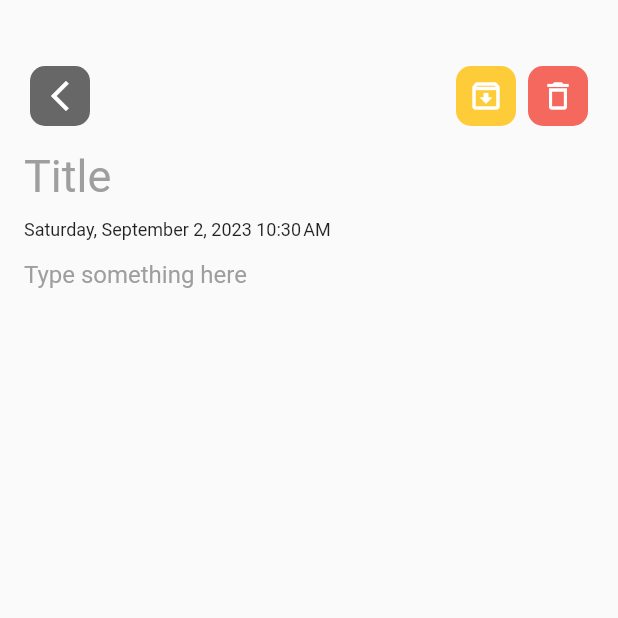
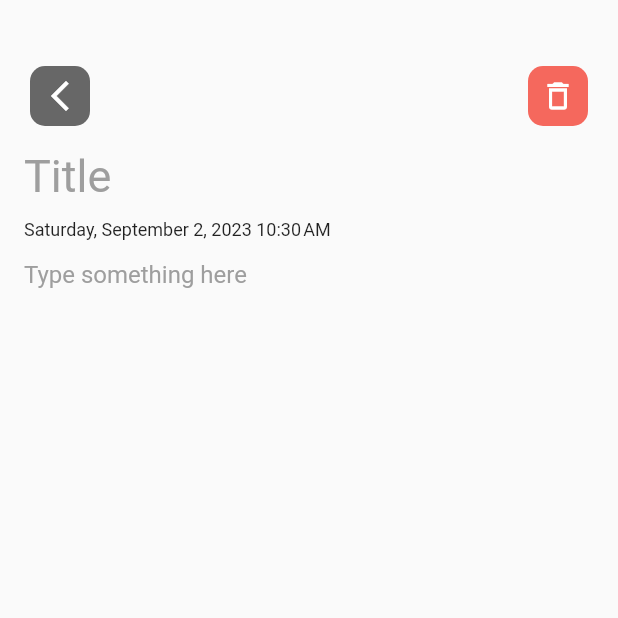
Before and after one commit to CorentinMAG/REDME, a Flutter app: the screen it shows after launch, after a tap on the "add" icon, on a phone screen of 412 x 824 dp, the top half of it. Run offline on Flutter 3.47's test engine with Material 2 defaults, Android fonts, the phone set to English and light mode, and no system bars; our stand-ins replace custom_refresh_indicator, jiffy, sqflite; accounts and stored records are empty.

Commit message:
update archive mode

```diff
--- a/lib/screens/editnote.dart
+++ b/lib/screens/editnote.dart
@@ -1,6 +1,8 @@
 import 'package:flutter/material.dart';
 import 'package:jiffy/jiffy.dart';
+import 'package:provider/provider.dart';
 import 'package:redme/models/note.dart';
+import 'package:redme/providers/note.dart';
 
 class EditNote extends StatefulWidget {
   final Note? note;
@@ -90,6 +92,7 @@ class _EditNoteState extends State<EditNote> {
 
   @override
   Widget build(BuildContext context) {
+    final noteProvider = Provider.of<NoteProvider>(context);
     return WillPopScope(
       onWillPop: () async {
         if (_titleController.text == "" && _contentController.text == "") {
@@ -112,6 +115,7 @@ class _EditNoteState extends State<EditNote> {
                 mainAxisAlignment: MainAxisAlignment.spaceBetween,
                 children: [
                   IconButton(
+                      tooltip: "Go back",
                       onPressed: () {
                         if (_titleController.text == "" && _contentController.text == "") {
                           Navigator.pop(context);
@@ -136,9 +140,15 @@ class _EditNoteState extends State<EditNote> {
                     ),
                     Row(
                       children: [
+                        if (widget.note != null)
                         IconButton(
+                          tooltip: noteProvider.isArchived ? "Unarchive note" : "Archive note",
                           onPressed: () async {
-                            Navigator.pop(context, {"action": "archive", "data": widget.note});
+                            if (widget.note != null && widget.note!.isArchived) {
+                              Navigator.pop(context, {"action": "unarchive", "data": widget.note});
+                            } else {
+                              Navigator.pop(context, {"action": "archive", "data": widget.note});
+                            }
                           },
                           padding: const EdgeInsets.all(0),
                           icon: Container(
@@ -154,6 +164,7 @@ class _EditNoteState extends State<EditNote> {
                           )
                         ),
                         IconButton(
+                          tooltip: "Delete note",
                           onPressed: () async {
                             final result = await confirmDialog(context);
                             if (result != null && result) {
--- a/lib/widgets/bottombar.dart
+++ b/lib/widgets/bottombar.dart
@@ -130,9 +130,8 @@ class BottomBar extends StatelessWidget {
                             context: context,
                             builder: (ctx) => _modalBuilder(
                               ctx,
-                              "archive",
+                              noteProvider.isArchived ? "unarchive" : "archive",
                               () async {
-                                print("archive all");
                                 await noteProvider.archiveAll();
                                 noteProvider.toggleSelectMode();
                                 Navigator.pop(context);
@@ -141,7 +140,7 @@ class BottomBar extends StatelessWidget {
                           );
                         },
                       ),
-                      const Text("Archive")
+                     noteProvider.isArchived ? const Text("Unarchive") : const Text("Archive")
                     ]
                   ),
                 )
--- a/lib/widgets/createfloatbutton.dart
+++ b/lib/widgets/createfloatbutton.dart
@@ -9,8 +9,11 @@ class CreateFloatBtn extends StatelessWidget {
 
   @override
   Widget build(BuildContext context) {
-    final noteProvider = Provider.of<NoteProvider>(context);
+    return Consumer<NoteProvider>(
+      builder: (BuildContext context, noteProvider, child) {
         return FloatingActionButton(
+          tooltip: "Create note",
+          backgroundColor: noteProvider.isArchived ? Colors.amber.shade500 : Theme.of(context).floatingActionButtonTheme.backgroundColor,
           onPressed: () async {
             final result = await Navigator.push(
               context,
@@ -24,4 +27,6 @@ class CreateFloatBtn extends StatelessWidget {
           child: const Icon(Icons.add, size: 50),
         );
       }
+    );
   }
+}
--- a/lib/widgets/notetile.dart
+++ b/lib/widgets/notetile.dart
@@ -63,6 +63,10 @@ class _NoteWidgetState extends State<NoteTile> {
                           await noteProvider.update(note);
                           noteProvider.sortByLastUpdated();
                           break;
+                        case "unarchive":
+                        final Note note = result["data"];
+                        await noteProvider.unarchive(note);
+                        break;
 
                       }
                     }
```
Also changed, not shown: lib/providers/note.dart (+22 -0 lines). Lines whose indentation alone changed are shown as unchanged.
